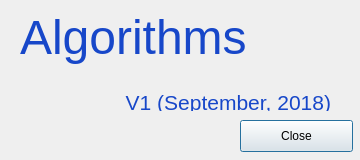
jorgemedra/Algorithms, file frmabout.ui: the form before one commit.
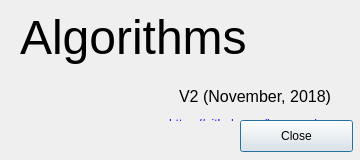
The form after the commit.

What changed in the file:
```diff
--- a/frmabout.ui
+++ b/frmabout.ui
@@ -37,11 +37,11 @@
      <x>20</x>
      <y>10</y>
      <width>311</width>
-     <height>101</height>
+     <height>111</height>
     </rect>
    </property>
    <property name="text">
-    <string>&lt;html&gt;&lt;head/&gt;&lt;body&gt;&lt;p&gt;&lt;span style=&quot; font-size:36pt; color:#1747c9;&quot;&gt;Algorithms&lt;/span&gt;&lt;/p&gt;&lt;p align=&quot;right&quot;&gt;&lt;span style=&quot; font-size:24pt; color:#1747c9; vertical-align:sub;&quot;&gt;V1 (September, 2018)&lt;/span&gt;&lt;/p&gt;&lt;/body&gt;&lt;/html&gt;</string>
+    <string>&lt;html&gt;&lt;head/&gt;&lt;body&gt;&lt;p&gt;&lt;span style=&quot; font-size:36pt; color:#000000;&quot;&gt;Algorithms&lt;/span&gt;&lt;/p&gt;&lt;p align=&quot;right&quot;&gt;&lt;span style=&quot; font-size:18pt; color:#000000; vertical-align:sub;&quot;&gt;V2 (November, 2018)&lt;/span&gt;&lt;/p&gt;&lt;p align=&quot;right&quot;&gt;&lt;a href=&quot;https://github.com/jorgemedra&quot;&gt;&lt;span style=&quot; text-decoration: underline; color:#0000ff;&quot;&gt;https://github.com/jorgemedra.&lt;/span&gt;&lt;/a&gt;&lt;/p&gt;&lt;/body&gt;&lt;/html&gt;</string>
    </property>
    <property name="textFormat">
     <enum>Qt::RichText</enum>
```
